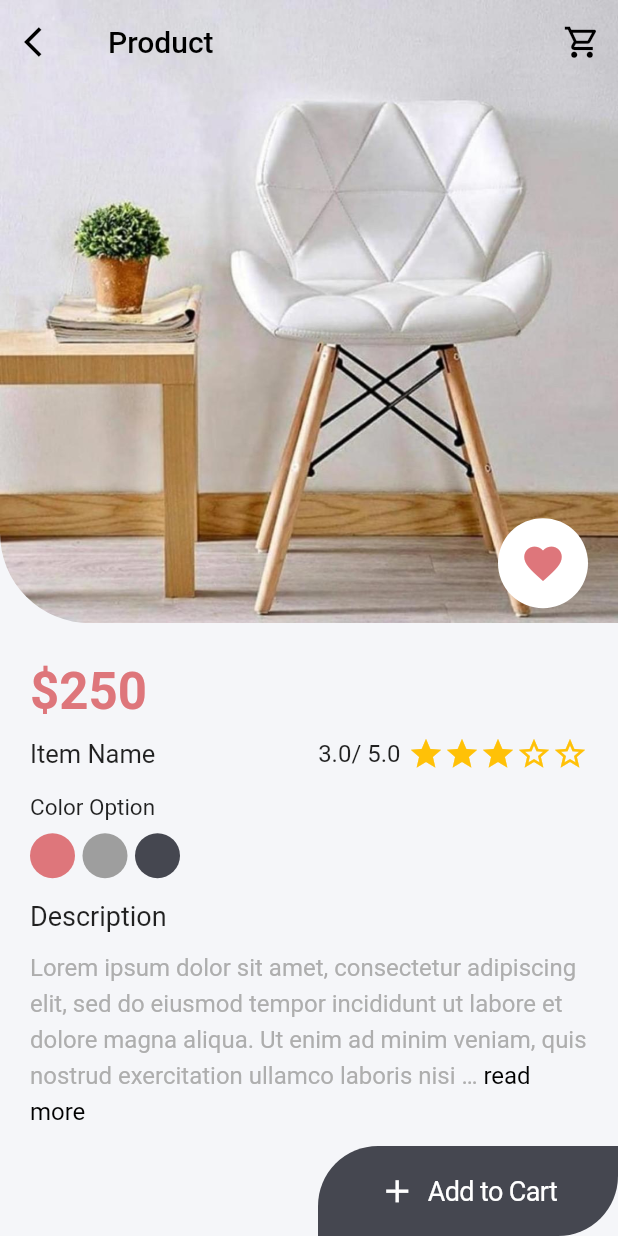
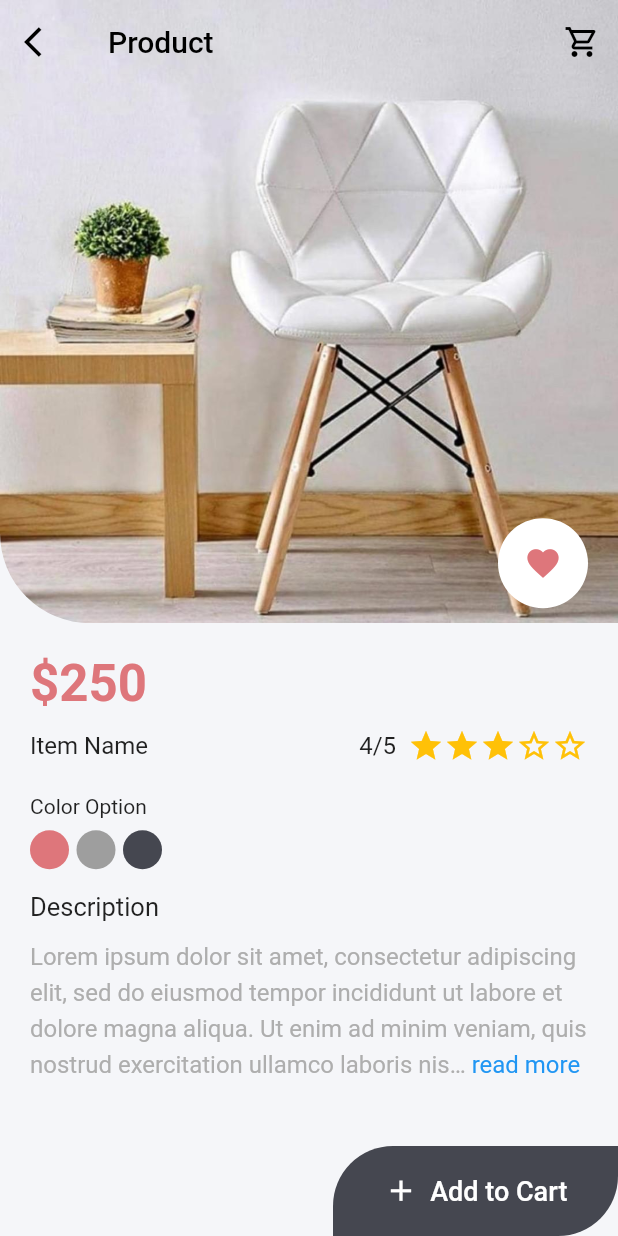
Before and after one commit to inischay/Shopping-App, a Flutter app: the screen it shows after launch, after a tap on "Item Name", on a phone screen of 412 x 824 dp. Run offline on Flutter 3.47's test engine with Material 2 defaults, Android fonts, the phone set to English and light mode, and no system bars; drawn by our look-alikes of readmore; our stand-ins replace flutter_svg.

Commit message:
Shopping App

```diff
--- a/shopping_app/lib/pages/detail_Page.dart
+++ b/shopping_app/lib/pages/detail_Page.dart
@@ -1,4 +1,3 @@
-import 'package:flutter/cupertino.dart';
 import 'package:flutter/material.dart';
 import 'package:readmore/readmore.dart';
 import 'package:shopping_app/constants/constants.dart';
@@ -20,30 +19,28 @@ class _DetailPageState extends State<DetailPage> {
       extendBodyBehindAppBar: true,
       extendBody: true,
       appBar: AppBar(
+        backgroundColor: Colors.transparent,
         elevation: 0,
-        backgroundColor: Colors.transparent,
         title: const Text(
           "Product",
           style: TextStyle(color: Colors.black),
         ),
         leading: IconButton(
-          icon: const Icon(
-            Icons.arrow_back_ios,
-          ),
-          color: Colors.black,
             onPressed: () {
               Navigator.push(context,
                   MaterialPageRoute(builder: (context) => const HomePage()));
             },
-        ),
+            icon: const Icon(
+              Icons.arrow_back_ios,
+              color: Colors.black,
+            )),
         actions: [
           IconButton(
               onPressed: () {},
               icon: const Icon(
                 Icons.shopping_cart_outlined,
                 color: Colors.black,
-                size: 25,
-              ))
+              )),
         ],
       ),
       body: Stack(
@@ -56,42 +53,37 @@ class _DetailPageState extends State<DetailPage> {
                   ClipRRect(
                       borderRadius: const BorderRadius.only(
                           bottomLeft: Radius.circular(60)),
-                    child: Image.asset(widget.appModels.img),
-                  ),
+                      child: Image.asset(widget.appModels.img)),
                   Positioned(
                     bottom: 10,
                     right: 20,
                     child: CircleAvatar(
                       radius: 30,
                       backgroundColor: Colors.white,
-                      child: IconButton(
-                          onPressed: () {},
-                          icon: Icon(
+                      child: Icon(
                         Icons.favorite,
                         color: AppColors.priceColor,
-                            size: 30,
-                          )),
+                        size: 25,
                       ),
-                  )
+                    ),
+                  ),
                 ],
               ),
               const SizedBox(
-                height: 25,
+                height: 20,
               ),
               Container(
                 margin: const EdgeInsets.symmetric(horizontal: 20),
                 child: Column(
                   crossAxisAlignment: CrossAxisAlignment.start,
                   children: [
-                    Text(
-                      widget.appModels.price,
+                    Text(widget.appModels.price,
                         style: Theme.of(context)
                             .textTheme
                             .headlineMedium!
                             .copyWith(
-                              fontWeight: FontWeight.bold,
-                              color: AppColors.priceColor),
-                    ),
+                                color: AppColors.priceColor,
+                                fontWeight: FontWeight.bold)),
                     const SizedBox(
                       height: 10,
                     ),
@@ -100,16 +92,16 @@ class _DetailPageState extends State<DetailPage> {
                       children: [
                         Text(
                           widget.appModels.title,
-                          style: const TextStyle(fontSize: 17),
+                          style: const TextStyle(fontSize: 16),
                         ),
                         Row(
                           children: [
-                            Text(
-                              "${widget.appModels.rating.toString()}/ 5.0",
-                              style: const TextStyle(fontSize: 16),
+                            const Text(
+                              "4/5",
+                              style: TextStyle(fontSize: 16),
                             ),
                             const SizedBox(
-                              width: 5,
+                              width: 8,
                             ),
                             Row(
                               children: List.generate(5, (index) {
@@ -120,39 +112,36 @@ class _DetailPageState extends State<DetailPage> {
                                   );
                                 } else {
                                   return const Icon(
-                                    Icons.star_border_outlined,
+                                    Icons.star_border,
                                     color: Colors.amber,
                                   );
                                 }
                               }),
-                            ),
+                            )
                           ],
                         )
                       ],
                     ),
                     const SizedBox(
-                      height: 15,
+                      height: 20,
                     ),
-                    const Text(
-                      "Color Option",
-                      style: TextStyle(fontSize: 15),
-                    ),
-                    const SizedBox(
+                    const Text("Color Option"),
+                    SizedBox(
                       height: 8,
                     ),
                     Wrap(
                       spacing: 5,
                       children: [
                         CircleAvatar(
-                          radius: 15,
+                          radius: 13,
                           backgroundColor: AppColors.priceColor,
                         ),
                         const CircleAvatar(
-                          radius: 15,
+                          radius: 13,
                           backgroundColor: Colors.grey,
                         ),
                         CircleAvatar(
-                          radius: 15,
+                          radius: 13,
                           backgroundColor: AppColors.iconColor1,
                         ),
                       ],
@@ -162,57 +151,57 @@ class _DetailPageState extends State<DetailPage> {
                     ),
                     const Text(
                       "Description",
-                      style: TextStyle(fontSize: 18),
+                      style: TextStyle(fontSize: 17),
                     ),
                     const SizedBox(
                       height: 10,
                     ),
                     ReadMoreText(
                       "Lorem ipsum dolor sit amet, consectetur adipiscing elit, sed do eiusmod tempor incididunt ut labore et dolore magna aliqua. Ut enim ad minim veniam, quis nostrud exercitation ullamco laboris nisi ut aliquip ex ea commodo consequat. Duis aute irure dolor in reprehenderit in voluptate velit esse cillum dolore eu fugiat nulla pariatur.",
+                      style: TextStyle(
+                          color: AppColors.textTitleColor,
+                          fontSize: 16,
+                          height: 1.5),
+                      trimMode: TrimMode.Line,
                       trimLines: 4,
-                      style: TextStyle(
-                          height: 1.5,
-                          color: AppColors.textTitleColor,
-                          fontSize: 16),
-                      trimMode: TrimMode.Line,
-                      moreStyle: const TextStyle(color: Colors.black),
                     ),
                   ],
                 ),
-              )
+              ),
             ],
           ),
           Positioned(
             bottom: 0,
             right: 0,
             child: Container(
+              alignment: Alignment.center,
               height: 60,
-              width: 200,
-              alignment: Alignment.center,
+              width: 190,
               decoration: BoxDecoration(
                   color: AppColors.iconColor1,
                   borderRadius: const BorderRadius.only(
                       topLeft: Radius.circular(40),
                       bottomRight: Radius.circular(40))),
-              child: CupertinoButton(
               child: Row(
                 mainAxisAlignment: MainAxisAlignment.center,
                 children: const [
                   Icon(
                     Icons.add,
-                        size: 25,
                     color: Colors.white,
+                    size: 23,
                   ),
                   SizedBox(
                     width: 8,
                   ),
                   Text(
                     "Add to Cart",
-                        style: TextStyle(color: Colors.white, fontSize: 18),
-                      )
+                    style: TextStyle(
+                        color: Colors.white,
+                        fontSize: 18,
+                        fontWeight: FontWeight.w500),
+                  ),
                 ],
               ),
-                  onPressed: () {}),
             ),
           )
         ],
```
Lines whose indentation alone changed are shown as unchanged.
